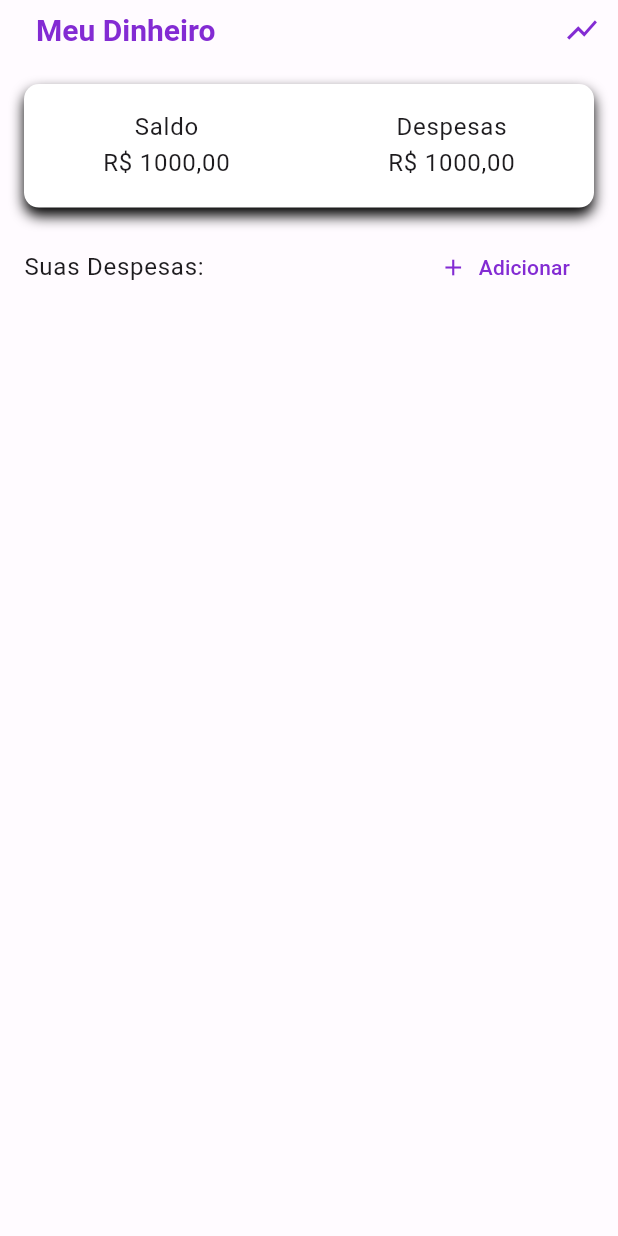
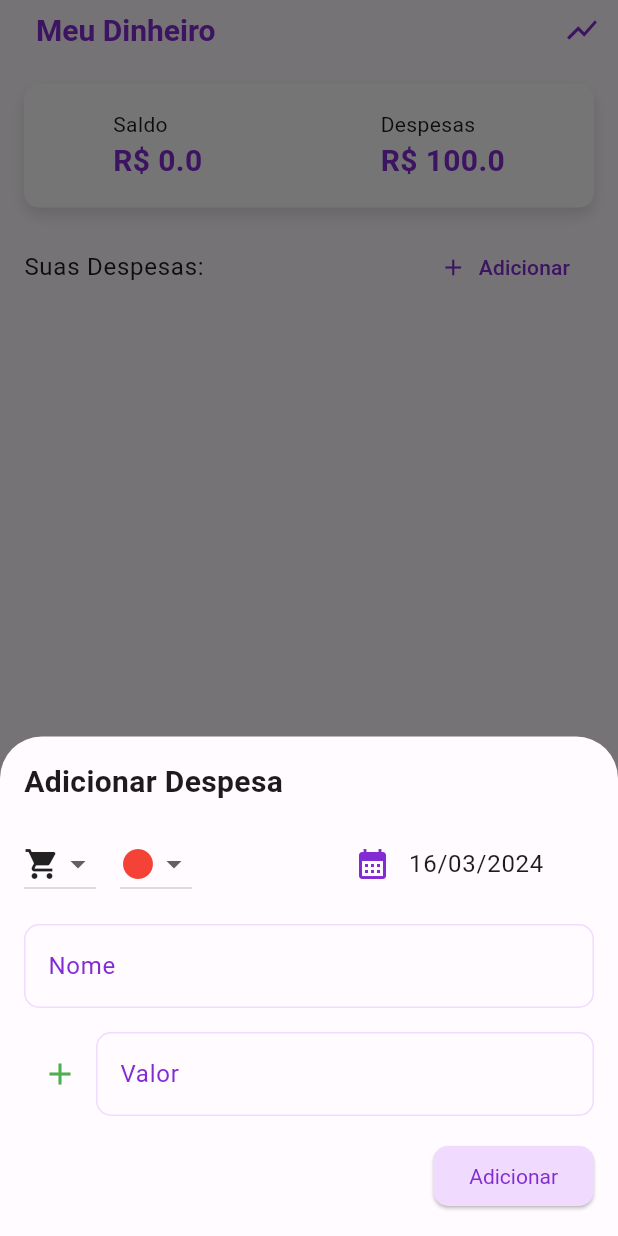
Before and after one commit to Lucas-Pavao/expenses_mobile_app, a Flutter app: the screen it shows after launch, after a tap on "Adicionar", on a phone screen of 412 x 824 dp. Run offline on Flutter 3.47's test engine with Material 3 defaults, Android fonts, the light colour scheme and no system bars.

Commit message:
Create expenses modal

```diff
--- a/lib/main.dart
+++ b/lib/main.dart
@@ -1,18 +1,13 @@
 import 'package:expenses_mobile_app/app_widget.dart';
+import 'package:expenses_mobile_app/src/pages/Home/controller/home_controller.dart';
 import 'package:flutter/material.dart';
+import 'package:provider/provider.dart';
 
 void main() async {
   WidgetsFlutterBinding.ensureInitialized();
-  runApp(const AppWidget());
-  // runApp(MultiProvider(providers: [
-  //   ChangeNotifierProvider(
-  //     create: (context) => SelectLoginSignupController(),
-  //   ),
-  //   ChangeNotifierProvider(create: (context) => ResidenceUserMapController()),
-  //   ChangeNotifierProvider(
-  //       create: (context) => ResidenceUserCreateFormController()),
-  //   ChangeNotifierProvider(create: (context) => HomeUserController()),
-  //   ChangeNotifierProvider(
-  //       create: (context) => ResidenceUserMapDetailController()),
-  // ], child: const AppWidget()));
+  runApp(MultiProvider(providers: [
+    ChangeNotifierProvider(
+      create: (context) => HomeController(),
+    ),
+  ], child: const AppWidget()));
 }
--- /dev/null
+++ b/lib/src/pages/Home/controller/home_controller.dart
@@ -0,0 +1,25 @@
+import 'package:expenses_mobile_app/src/shared/model/dispesa_model.dart';
+import 'package:flutter/material.dart';
+
+class HomeController extends ChangeNotifier {
+  double saldo = 0;
+  double despesas = 100;
+  List<Dispesa> dispesaLista = [];
+
+  void addDispesa(Dispesa dispesa) {
+    dispesaLista.add(dispesa);
+    notifyListeners();
+  }
+
+  // bool virifcaDespesas() {
+  //   if (despesas < 0) {
+  //     print('Despesas negativas');
+  //     notifyListeners();
+  //     return true;
+  //   } else {
+  //     print('Despesas positivas');
+  //     notifyListeners();
+  //     return false;
+  //   }
+  // }
+}
--- a/lib/src/pages/Home/home_page.dart
+++ b/lib/src/pages/Home/home_page.dart
@@ -1,4 +1,8 @@
+import 'package:expenses_mobile_app/src/pages/Home/controller/home_controller.dart';
+import 'package:expenses_mobile_app/src/pages/Home/widget/despesa_modal.dart';
+import 'package:expenses_mobile_app/src/pages/Home/widget/despesa_list_row.dart';
 import 'package:flutter/material.dart';
+import 'package:provider/provider.dart';
 
 class Home extends StatefulWidget {
   const Home({super.key});
@@ -8,8 +12,21 @@
 }
 
 class _HomeState extends State<Home> {
+  HomeController? _controller;
+
+  _showExpensesDialog() {
+    showModalBottomSheet(
+      isScrollControlled: true,
+      context: context,
+      builder: (context) {
+        return const DespesaModal();
+      },
+    );
+  }
+
   @override
   Widget build(BuildContext context) {
+    _controller = context.watch<HomeController>();
     return Scaffold(
       appBar: AppBar(
         title: const Padding(
@@ -39,7 +56,13 @@
                   color: Theme.of(context).colorScheme.onPrimary,
                   boxShadow: [
                     BoxShadow(
-                      color: const Color(0x00000000).withOpacity(1),
+                      color: Theme.of(context).colorScheme.brightness ==
+                              Brightness.light
+                          ? const Color.fromARGB(28, 0, 0, 0)
+                          : Theme.of(context)
+                              .colorScheme
+                              .primary
+                              .withOpacity(0.1),
                       offset: const Offset(0, 5),
                       blurRadius: 7,
                       spreadRadius: 0,
@@ -51,27 +74,39 @@
                   children: [
                     Column(
                       mainAxisAlignment: MainAxisAlignment.center,
+                      crossAxisAlignment: CrossAxisAlignment.start,
                       children: [
                         Text(
                           'Saldo',
-                          style: Theme.of(context).textTheme.bodyLarge,
+                          style: Theme.of(context).textTheme.bodyMedium,
                         ),
                         Text(
-                          'R\$ 1000,00',
-                          style: Theme.of(context).textTheme.bodyLarge,
+                          'R\$ ${_controller?.saldo}',
+                          style: TextStyle(
+                            fontSize: 20,
+                            fontWeight: FontWeight.bold,
+                            color: Theme.of(context).colorScheme.primary,
+                          ),
                         ),
                       ],
                     ),
                     Column(
                       mainAxisAlignment: MainAxisAlignment.center,
+                      crossAxisAlignment: CrossAxisAlignment.start,
                       children: [
                         Text(
                           'Despesas',
-                          style: Theme.of(context).textTheme.bodyLarge,
+                          style: Theme.of(context).textTheme.bodyMedium,
                         ),
                         Text(
-                          'R\$ 1000,00',
-                          style: Theme.of(context).textTheme.bodyLarge,
+                          'R\$ ${_controller?.despesas}',
+                          style: TextStyle(
+                            fontSize: 20,
+                            fontWeight: FontWeight.bold,
+                            color: _controller!.despesas < 0
+                                ? Theme.of(context).colorScheme.error
+                                : Theme.of(context).colorScheme.primary,
+                          ),
                         ),
                       ],
                     ),
@@ -89,14 +124,27 @@
                     style: Theme.of(context).textTheme.bodyLarge,
                   ),
                   TextButton.icon(
-                    onPressed: () {},
+                    onPressed: () {
+                      _showExpensesDialog();
+                    },
                     icon: const Icon(Icons.add),
                     label: const Text("Adicionar"),
                   ),
                 ],
               ),
-            )
+            ),
+
             /*List View com as despesas*/
+            Expanded(
+              // Adicionado para permitir que a ListView ocupe o espaço restante
+              child: ListView.builder(
+                itemCount: _controller?.dispesaLista.length ?? 0,
+                itemBuilder: (context, index) {
+                  final despesa = _controller?.dispesaLista[index];
+                  return DespesaListRow(dispesa: despesa);
+                },
+              ),
+            ),
           ],
         ),
       ),
--- /dev/null
+++ b/lib/src/pages/Home/widget/despesa_list_row.dart
@@ -0,0 +1,45 @@
+import 'package:expenses_mobile_app/src/shared/model/dispesa_model.dart';
+import 'package:flutter/material.dart';
+
+class DespesaListRow extends StatelessWidget {
+  const DespesaListRow({super.key, required this.dispesa});
+
+  final Dispesa? dispesa;
+
+  @override
+  Widget build(BuildContext context) {
+    return Padding(
+      padding: const EdgeInsets.all(16), // Mais espaço interno
+      child: Row(
+        children: [
+          Icon(
+            dispesa!.icon,
+            color: Theme.of(context).colorScheme.primary,
+            size: 30, // Ícone um pouco maior
+          ),
+          const SizedBox(width: 16), // Espaçamento entre ícone e texto
+          Expanded(
+            child: Text(
+              dispesa!.nome,
+              style: const TextStyle(
+                fontSize:
+                    18, // Tamanho um pouco reduzido para equilibrar o layout
+                fontWeight: FontWeight.bold,
+              ),
+            ),
+          ),
+          Text(
+            'R\$ ${dispesa!.valor.toStringAsFixed(2)}', // Formatação para duas casas decimais
+            style: TextStyle(
+              fontSize: 18, // Tamanho um pouco reduzido
+              fontWeight: FontWeight.bold,
+              color: dispesa!.valor < 0
+                  ? Colors.red
+                  : Colors.green, // Cores para indicar receita ou despesa
+            ),
+          ),
+        ],
+      ),
+    );
+  }
+}
--- /dev/null
+++ b/lib/src/pages/Home/widget/despesa_modal.dart
@@ -0,0 +1,188 @@
+import 'package:flutter/material.dart';
+import 'package:intl/intl.dart';
+
+class DespesaModal extends StatefulWidget {
+  const DespesaModal({super.key});
+
+  @override
+  State<DespesaModal> createState() => _DespesaModalState();
+}
+
+class _DespesaModalState extends State<DespesaModal> {
+  DateTime _selectedDate = DateTime.now();
+  bool isAdding = true;
+
+  final List<IconData> _iconList = [
+    Icons.shopping_cart,
+    Icons.fastfood,
+    Icons.home,
+    Icons.local_gas_station,
+    Icons.local_hospital,
+    Icons.school,
+    Icons.card_giftcard,
+    Icons.airplanemode_active,
+    Icons.phone_android,
+    Icons.sports_soccer,
+  ];
+
+  final List<Color> _colorList = [
+    Colors.red,
+    Colors.green,
+    Colors.blue,
+    Colors.orange,
+    Colors.purple,
+    Colors.pink,
+    Colors.teal,
+    Colors.amber,
+    Colors.indigo,
+    Colors.brown,
+  ];
+
+  Future<DateTime?> _selectDate(BuildContext context) async {
+    return await showDatePicker(
+      context: context,
+      initialDate: _selectedDate,
+      firstDate: DateTime(2021),
+      lastDate: DateTime(2030),
+    );
+  }
+
+  @override
+  Widget build(BuildContext context) {
+    IconData icon = _iconList[0];
+    Color color = _colorList[0];
+    final dateFormat = DateFormat('dd/MM/yyyy');
+    return StatefulBuilder(
+      builder: (BuildContext context, StateSetter setState) {
+        return Container(
+          padding: const EdgeInsets.all(16),
+          child: Column(
+            crossAxisAlignment: CrossAxisAlignment.start,
+            mainAxisSize: MainAxisSize.min,
+            children: [
+              const Text(
+                'Adicionar Despesa',
+                style: TextStyle(
+                  fontSize: 20,
+                  fontWeight: FontWeight.bold,
+                ),
+              ),
+              const SizedBox(height: 16),
+              Row(
+                mainAxisAlignment: MainAxisAlignment.spaceBetween,
+                children: [
+                  Row(
+                    children: [
+                      DropdownButton(
+                        value: icon,
+                        items: _iconList
+                            .map(
+                              (e) => DropdownMenuItem(
+                                value: e,
+                                child: Icon(e),
+                              ),
+                            )
+                            .toList(),
+                        onChanged: (value) {
+                          setState(() {
+                            icon = value!;
+                          });
+                        },
+                      ),
+                      const SizedBox(width: 16),
+                      DropdownButton(
+                        value: color,
+                        items: _colorList
+                            .map(
+                              (e) => DropdownMenuItem(
+                                value: e,
+                                child: Icon(Icons.circle, color: e),
+                              ),
+                            )
+                            .toList(),
+                        onChanged: (value) {
+                          setState(() {
+                            color = value!;
+                          });
+                        },
+                      ),
+                    ],
+                  ),
+                  Row(
+                    children: [
+                      IconButton(
+                        onPressed: () async {
+                          final DateTime? pickedDate = await _selectDate(
+                              context); // Chame a função separada para abrir o DatePicker
+                          if (pickedDate != null &&
+                              pickedDate != _selectedDate) {
+                            setState(() {
+                              _selectedDate = pickedDate;
+                            });
+                          }
+                        },
+                        icon: const Icon(Icons.calendar_month),
+                      ),
+                      SizedBox(
+                        width: MediaQuery.of(context).size.width * 0.3,
+                        child: TextFormField(
+                          readOnly: true,
+                          controller: TextEditingController(
+                            text: dateFormat.format(_selectedDate),
+                          ),
+                          decoration: const InputDecoration(
+                            // labelText: 'Data',
+                            enabledBorder: InputBorder.none,
+                          ),
+                        ),
+                      ),
+                    ],
+                  ),
+                ],
+              ),
+              const SizedBox(height: 16),
+              const TextField(
+                decoration: InputDecoration(
+                  labelText: 'Nome',
+                  border: OutlineInputBorder(),
+                ),
+              ),
+              const SizedBox(height: 16),
+              Row(
+                children: [
+                  IconButton(
+                      onPressed: () {
+                        setState(() {
+                          isAdding = !isAdding;
+                        });
+                      },
+                      icon: Icon(isAdding ? Icons.add : Icons.remove,
+                          color: isAdding ? Colors.green : Colors.red)),
+                  const Expanded(
+                    child: TextField(
+                      decoration: InputDecoration(
+                        labelText: 'Valor',
+                        border: OutlineInputBorder(),
+                      ),
+                      keyboardType: TextInputType.number,
+                    ),
+                  ),
+                ],
+              ),
+              const SizedBox(height: 16),
+              Row(
+                mainAxisAlignment: MainAxisAlignment.end,
+                children: [
+                  ElevatedButton(
+                    onPressed: () {},
+                    child: const Text('Adicionar'),
+                  ),
+                ],
+              ),
+            ],
+          ),
+        );
+      },
+    );
+  }
+}
--- /dev/null
+++ b/lib/src/shared/model/dispesa_model.dart
@@ -0,0 +1,17 @@
+import 'package:flutter/material.dart';
+
+class Dispesa {
+  final IconData icon;
+  final Color iconColor;
+  final String nome;
+  final double valor;
+  final String data;
+
+  Dispesa({
+    required this.icon,
+    required this.iconColor,
+    required this.nome,
+    required this.valor,
+    required this.data,
+  });
+}
--- a/lib/src/shared/theme/themes.dart
+++ b/lib/src/shared/theme/themes.dart
@@ -74,7 +74,7 @@
         style: ButtonStyle(
           side: MaterialStateProperty.all<BorderSide>(
             BorderSide(
-              color: _lightColorScheme.secondary,
+              color: _lightColorScheme.primary,
             ),
           ),
           backgroundColor: MaterialStateProperty.all<Color>(
@@ -92,7 +92,7 @@
             if (states.contains(MaterialState.selected)) {
               return _lightColorScheme.onSecondaryContainer;
             }
-            return _lightColorScheme.secondary;
+            return _lightColorScheme.primary;
           }),
           textStyle: MaterialStateProperty.resolveWith<TextStyle?>(
             (states) {
@@ -117,12 +117,12 @@
       useMaterial3: true,
       colorScheme: _darkColorScheme,
       appBarTheme: AppBarTheme(
-        backgroundColor: _darkColorScheme.surface,
+        backgroundColor: _darkColorScheme.background,
         titleTextStyle: TextStyle(
-            color: _darkColorScheme.secondary,
+            color: _darkColorScheme.primary,
             fontWeight: FontWeight.bold,
             fontSize: 20),
-        actionsIconTheme: IconThemeData(color: _darkColorScheme.secondary),
+        actionsIconTheme: IconThemeData(color: _darkColorScheme.primary),
         elevation: 1,
       ),
       elevatedButtonTheme: ElevatedButtonThemeData(
@@ -157,7 +157,7 @@
         ),
       ),
       inputDecorationTheme: InputDecorationTheme(
-        labelStyle: TextStyle(color: _darkColorScheme.secondary),
+        labelStyle: TextStyle(color: _darkColorScheme.primary),
         suffixIconColor: _darkColorScheme.secondaryContainer,
         border: OutlineInputBorder(
           borderRadius: BorderRadius.circular(10),
@@ -191,7 +191,7 @@
         style: ButtonStyle(
           side: MaterialStateProperty.all<BorderSide>(
             BorderSide(
-              color: _darkColorScheme.secondary,
+              color: _darkColorScheme.primary,
             ),
           ),
           backgroundColor: MaterialStateProperty.all<Color>(
@@ -217,7 +217,7 @@
       ),
       floatingActionButtonTheme: FloatingActionButtonThemeData(
         backgroundColor: _darkColorScheme.secondaryContainer,
-        foregroundColor: _darkColorScheme.secondary,
+        foregroundColor: _darkColorScheme.primary,
         shape: RoundedRectangleBorder(
           borderRadius: BorderRadius.circular(50),
         ),
@@ -225,7 +225,7 @@
       textButtonTheme: TextButtonThemeData(
         style: ButtonStyle(
           foregroundColor: MaterialStateProperty.all<Color>(
-            _darkColorScheme.secondary,
+            _darkColorScheme.primary,
           ),
         ),
       ),
--- a/pubspec.yaml
+++ b/pubspec.yaml
@@ -35,6 +35,8 @@
   # The following adds the Cupertino Icons font to your application.
   # Use with the CupertinoIcons class for iOS style icons.
   cupertino_icons: ^1.0.6
+  provider: ^6.1.2
+  intl: ^0.19.0
 
 dev_dependencies:
   flutter_test:
```
Also changed, not shown: pubspec.lock.
